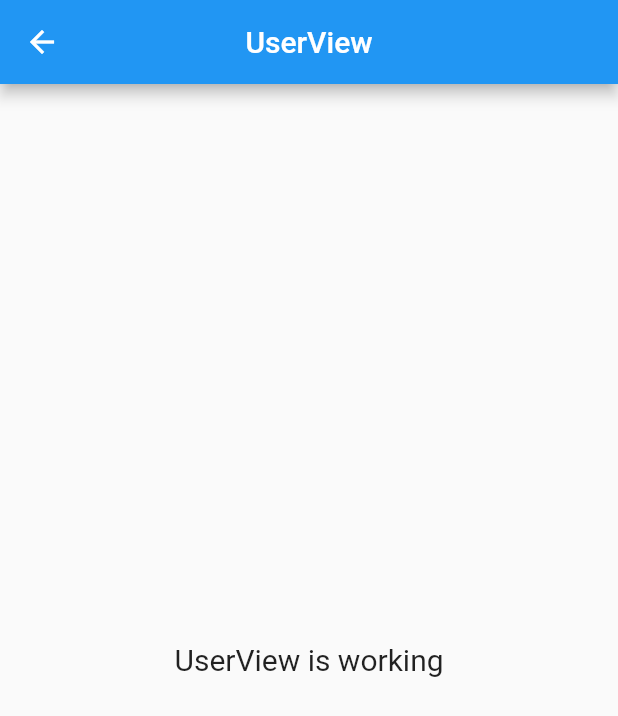
After one commit to devnizamuddin/rest_api_call_demo_flutter, a Flutter app: the UserView screen opened by its route, on a phone screen of 412 x 824 dp. The commit adds this screen. Shown: the top 716 px of the screen. Run offline on Flutter 3.47's test engine with Material 2 defaults, Android fonts, the phone set to English and light mode, and no system bars; our stand-ins replace get.

Commit message:
user page created

```diff
--- /dev/null
+++ b/lib/app/modules/user/views/user_view.dart
@@ -0,0 +1,24 @@
+import 'package:flutter/material.dart';
+
+import 'package:get/get.dart';
+
+import '../controllers/user_controller.dart';
+
+class UserView extends GetView<UserController> {
+  const UserView({Key? key}) : super(key: key);
+  @override
+  Widget build(BuildContext context) {
+    return Scaffold(
+      appBar: AppBar(
+        title: const Text('UserView'),
+        centerTitle: true,
+      ),
+      body: Center(
+        child: Text(
+          'UserView is working',
+          style: TextStyle(fontSize: 20),
+        ),
+      ),
+    );
+  }
+}
--- a/lib/app/routes/app_pages.dart
+++ b/lib/app/routes/app_pages.dart
@@ -2,6 +2,8 @@ import 'package:get/get.dart';
 
 import '../modules/home/bindings/home_binding.dart';
 import '../modules/home/views/home_view.dart';
+import '../modules/user/bindings/user_binding.dart';
+import '../modules/user/views/user_view.dart';
 
 part 'app_routes.dart';
 
@@ -16,5 +18,10 @@ class AppPages {
       page: () => const HomeView(),
       binding: HomeBinding(),
     ),
+    GetPage(
+      name: _Paths.USER,
+      page: () => const UserView(),
+      binding: UserBinding(),
+    ),
   ];
 }
--- a/lib/app/routes/app_routes.dart
+++ b/lib/app/routes/app_routes.dart
@@ -4,9 +4,11 @@ part of 'app_pages.dart';
 abstract class Routes {
   Routes._();
   static const HOME = _Paths.HOME;
+  static const USER = _Paths.USER;
 }
 
 abstract class _Paths {
   _Paths._();
   static const HOME = '/home';
+  static const USER = '/user';
 }
```
Also changed, not shown: lib/app/modules/user/bindings/user_binding.dart (added, +12 -0 lines), lib/app/modules/user/controllers/user_controller.dart (added, +23 -0 lines).
